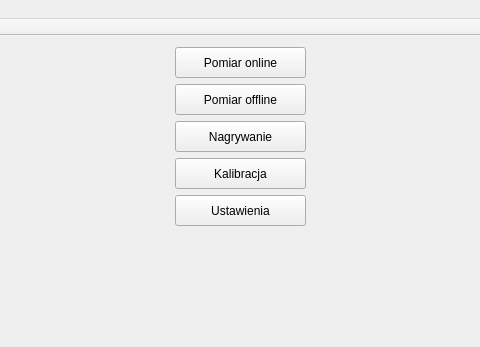
Before: the Qt Designer form StereoVision/mainwindow.ui in dzikipasterz/StareoVision, drawn with Qt 5; both pictures show x 271 to 751 and y 0 to 347 of the 1024 by 768 pixel window.
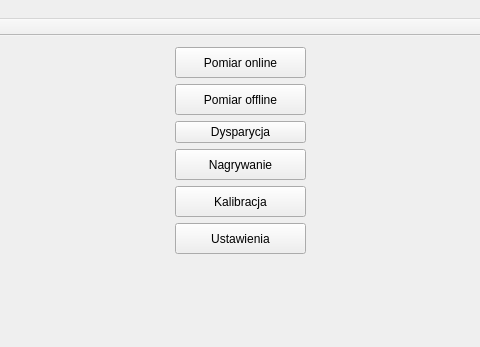
After: the same form once the commit is applied.

Diff of the .ui file:
```diff
--- a/StereoVision/mainwindow.ui
+++ b/StereoVision/mainwindow.ui
@@ -82,6 +82,19 @@
         </property>
        </widget>
       </item>
+      <item>
+       <widget class="QPushButton" name="pushButtonDisparity">
+        <property name="maximumSize">
+         <size>
+          <width>131</width>
+          <height>31</height>
+         </size>
+        </property>
+        <property name="text">
+         <string>Dysparycja</string>
+        </property>
+       </widget>
+      </item>
       <item>
        <widget class="QPushButton" name="pushButtonRecord">
         <property name="minimumSize">
```
